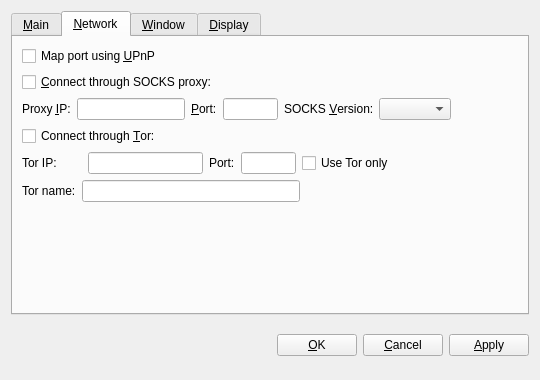
This is src/qt/forms/optionsdialog.ui in mcastillo0724/novacoin as Qt 5 draws it before an edit. The edited form follows.
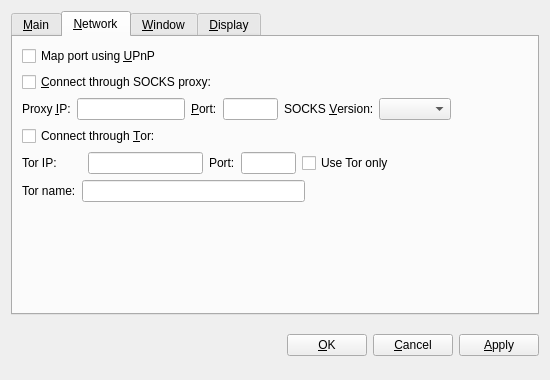
This is the edited form. Custom widgets are drawn as their Qt base class.

Diff of the .ui file:
```diff
--- a/src/qt/forms/optionsdialog.ui
+++ b/src/qt/forms/optionsdialog.ui
@@ -6,7 +6,7 @@
    <rect>
     <x>0</x>
     <y>0</y>
-    <width>540</width>
+    <width>550</width>
     <height>380</height>
    </rect>
   </property>
```
